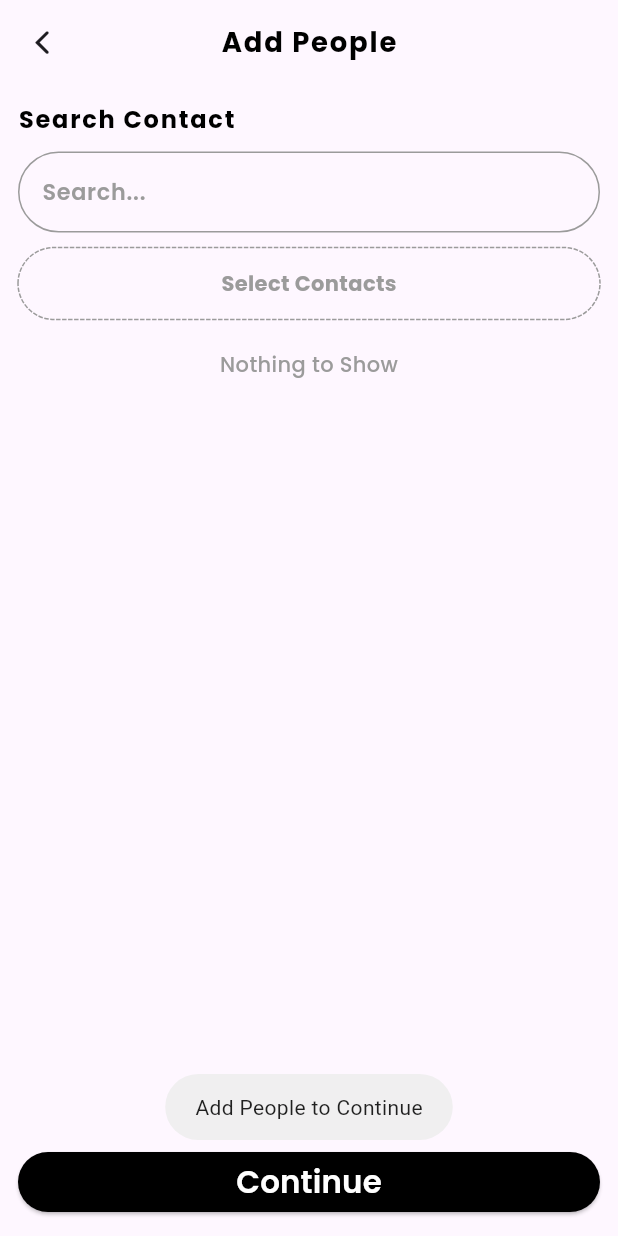
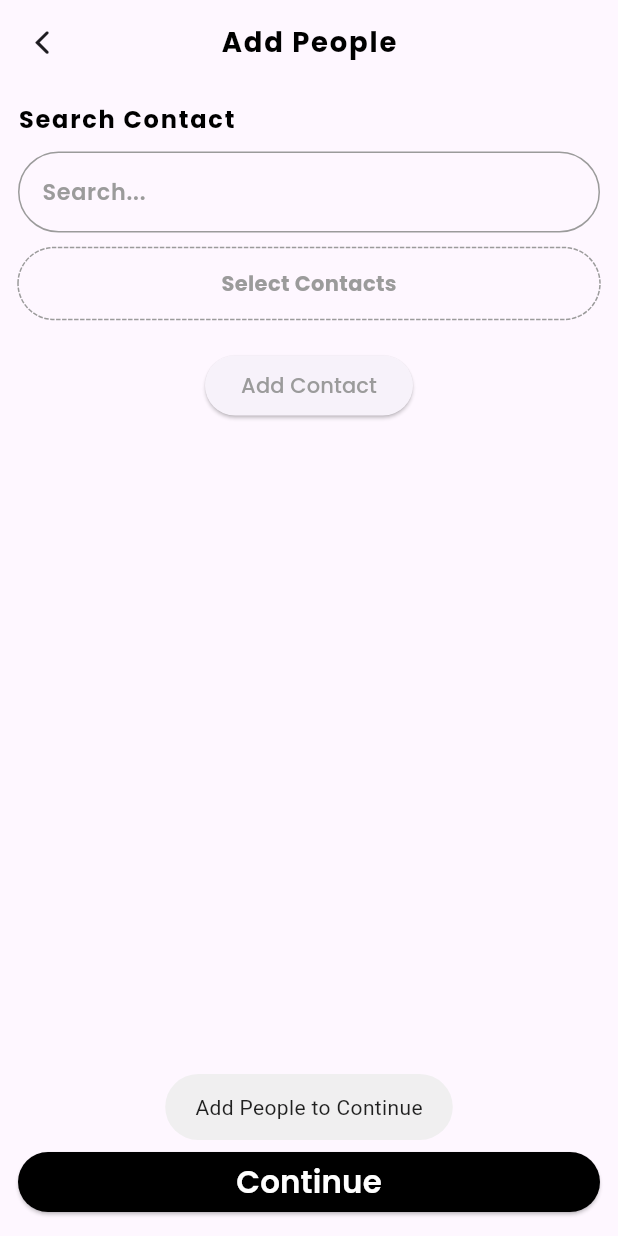
Before and after one commit to PrathamBhavsar/broke_squad, a Flutter app: the CreateBillScreen screen opened by its route, after a tap on "Continue", on a phone screen of 412 x 824 dp. Run offline on Flutter 3.47's test engine with Material 3 defaults, Android fonts, the phone set to English and light mode, and no system bars; drawn by our look-alikes of dotted_border; our stand-ins replace cached_network_image, cloud_firestore, firebase_auth, firebase_core, flutter_contacts, flutter_onboarding_slider and 10 more; accounts and stored records are empty; statements that could not run were skipped.

Commit message:
- transaction model migrated - add contacts added

```diff
--- a/lib/models/transaction.dart
+++ b/lib/models/transaction.dart
@@ -1,14 +1,15 @@
 import 'package:cloud_firestore/cloud_firestore.dart';
+import 'package:contri_buter/models/contacts.dart';
 
 class TransactionModel {
   final String id;
   final String title;
   final String category;
-  final Map<String, double> contributors;
+  final Map<String, dynamic> contributors;
   final DateTime dateTime;
   final double amount;
-  final Map<String, double> unpaidParticipants;
-  final String groupName;
+  final Map<String, dynamic> unpaidParticipants;
+
 
   TransactionModel({
     required this.id,
@@ -18,7 +19,6 @@ class TransactionModel {
     required this.dateTime,
     required this.amount,
     required this.unpaidParticipants,
-    required this.groupName,
   });
 
   // Factory method to create a Transaction from Firestore data
@@ -27,7 +27,6 @@ class TransactionModel {
     return TransactionModel(
       id: doc.id,
       title: data['title'] ?? 'Unknown Title',
-      groupName: data['groupName'] ?? 'Unknown Group',
       category: data['category'] ?? 'Unknown Category',
       contributors: (data['contributors'] as Map<String, dynamic>)
           .map((key, value) => MapEntry(key, (value as num).toDouble())),
@@ -39,6 +38,17 @@ class TransactionModel {
   }
   @override
   String toString() {
-    return 'TransactionModel(id: $id, category: $category, contributors: $contributors, dateTime: $dateTime, amount: $amount, unpaidParticipants: $unpaidParticipants, groupName: $groupName, title: $title)';
+    return 'TransactionModel(id: $id, category: $category, contributors: $contributors, dateTime: $dateTime, amount: $amount, unpaidParticipants: $unpaidParticipants, title: $title)';
+  }
+  static Map<String,dynamic> peopleFromList(List<MyContact> contacts,double amount) {
+    final Map<String,dynamic> res = {};
+    for(MyContact contact in contacts) {
+      res.addAll({
+        "id":contact.phNo,
+        "name":contact.name,
+        "amount":amount,
+      });
+    }
+    return res;
   }
 }
--- a/lib/providers/split_provider.dart
+++ b/lib/providers/split_provider.dart
@@ -1,9 +1,10 @@
 import 'package:contri_buter/models/contacts.dart';
+import 'package:contri_buter/models/transaction.dart';
 import 'package:contri_buter/utils.dart';
 import 'package:flutter/cupertino.dart';
 import 'package:flutter_contacts/flutter_contacts.dart';
 import 'package:fluttertoast/fluttertoast.dart';
-import 'package:contri_buter/models/transaction.dart' as tr;
+
 
 class SplitProvider extends ChangeNotifier {
   List<MyContact> allContacts = [];
@@ -18,7 +19,7 @@ class SplitProvider extends ChangeNotifier {
 
   SplitProvider._privateConstructor();
   static final SplitProvider instance = SplitProvider._privateConstructor();
-  getContact() async {
+  Future<void> getContact() async {
     List<MyContact> myContacts = [];
     bool check = await FlutterContacts.requestPermission();
 
@@ -88,9 +89,7 @@ class SplitProvider extends ChangeNotifier {
           : currentIndex++;
     } else if (currentIndex == 1) {
       setParams != null ? setParams() : null;
-      logEvent(
-          str:
-              'Saved $billName $billAmount $billCategory ${int.parse(billAmount) / selectedContacts.length}');
+      _save();
       Fluttertoast.showToast(msg: 'Transaction Created!');
       Navigator.pop(context);
     } else {
@@ -105,7 +104,8 @@ class SplitProvider extends ChangeNotifier {
   }
 
   _save() async {
-    tr.Transaction transaction = tr.Transaction(groupName: billName,amount: double.parse(billAmount),category: billCategory,contributors: selectedContacts,unpaidParticipants: selectedContacts,dateTime: DateTime.now());
+    TransactionModel transactionModel = TransactionModel(id: '-1',title: billName,amount: double.parse(billAmount),category: billCategory,contributors: TransactionModel.peopleFromList(selectedContacts, double.parse(billAmount)/(selectedContacts.length+1)),unpaidParticipants: TransactionModel.peopleFromList(selectedContacts, double.parse(billAmount)/(selectedContacts.length+1)),dateTime: DateTime.now());
+    logEvent(str: "${transactionModel.toString()}");
     // call firebase to save transaction
   }
   onDispose() {
--- a/lib/screens/create_bill_screen/create_bill_screen.dart
+++ b/lib/screens/create_bill_screen/create_bill_screen.dart
@@ -7,6 +7,7 @@ import 'package:contri_buter/screens/create_bill_screen/widgets/continue_button.
 import 'package:contri_buter/utils.dart';
 import 'package:flutter/cupertino.dart';
 import 'package:flutter/material.dart';
+import 'package:flutter_contacts/flutter_contacts.dart';
 import 'package:flutter_screenutil/flutter_screenutil.dart';
 import 'package:fluttertoast/fluttertoast.dart';
 import 'package:font_awesome_flutter/font_awesome_flutter.dart';
@@ -29,11 +30,14 @@ class _CreateBillScreenState extends State<CreateBillScreen> {
 
   @override
   void initState() {
-    _searchController.addListener(() {
+    _searchController.addListener(
+      () {
         SplitProvider.instance.filterContact(_searchController.text);
-    },);
+      },
+    );
     super.initState();
   }
+
   @override
   void didChangeDependencies() async {
     await Future.delayed(Duration(milliseconds: 200));
@@ -128,27 +132,38 @@ class _CreateBillScreenState extends State<CreateBillScreen> {
         spaceH10(),
         AvatarIndicator(context: context, selectedContacts: splitProvider.selectedContacts),
         spaceH20(),
-        Flexible(
+        splitProvider.displayContacts.isEmpty
+            ? ElevatedButton(
+                onPressed: () async => await FlutterContacts.openExternalInsert().whenComplete(() async => await splitProvider.getContact(),),
+                child: Text(
+                  'Add Contact',
+                  style: AppTextStyles.poppins
+                      .copyWith(color: AppColors.grey, fontWeight: FontWeight.w500),
+                ))
+            : Flexible(
                 child: SizedBox(
                   height: getHeight(context),
-            child: splitProvider.displayContacts.isEmpty ? Text('Nothing to Show',style: AppTextStyles.poppins.copyWith(color: AppColors.grey,fontWeight: FontWeight.w500),) : ListView.builder(
+                  child: ListView.builder(
                     itemBuilder: (context, index) {
                       return ListTile(
                         leading: ContactCircleAvatar(contact: splitProvider.displayContacts[index]),
                         title: Text(
                           splitProvider.displayContacts[index].name,
-                    style: AppTextStyles.kCreateBillAppBarTitleTextStyle.copyWith(fontSize: 13.sp),
+                          style: AppTextStyles.kCreateBillAppBarTitleTextStyle
+                              .copyWith(fontSize: 13.sp),
                         ),
                         subtitle: Text(splitProvider.displayContacts[index].phNo,
                             style: AppTextStyles.kCreateBillAppBarTitleTextStyle
                                 .copyWith(fontSize: 12.sp, fontWeight: FontWeight.w500)),
                         trailing: Checkbox(
                           value: splitProvider.selectedContacts.isNotEmpty
-                        ? splitProvider.selectedContacts.contains(splitProvider.displayContacts[index])
+                              ? splitProvider.selectedContacts
+                                  .contains(splitProvider.displayContacts[index])
                               : false,
                           onChanged: (value) => setState(() => value != null
                               ? (!value
-                            ? splitProvider.removeContact(splitProvider.displayContacts[index])
+                                  ? splitProvider
+                                      .removeContact(splitProvider.displayContacts[index])
                                   : splitProvider.addContact(splitProvider.displayContacts[index]))
                               : null),
                           shape: CircleBorder(),
--- a/lib/screens/home_screen/widgets/filter_widget.dart
+++ b/lib/screens/home_screen/widgets/filter_widget.dart
@@ -25,7 +25,7 @@ class _TransactionFilterWidgetState extends State<TransactionFilterWidget> {
     print('Transactions: ${widget.transactions}');
 
     final Set<String> groupNames =
-        widget.transactions.map((transaction) => transaction.groupName).toSet();
+        widget.transactions.map((transaction) => transaction.title).toSet();
     print('Group Names: $groupNames');
 
     return Column(
@@ -93,7 +93,7 @@ class _TransactionFilterWidgetState extends State<TransactionFilterWidget> {
             itemBuilder: (context, index) {
               final transaction = widget.transactions[index];
               if (widget.selectedGroup == 'All' ||
-                  transaction.groupName == widget.selectedGroup) {
+                  transaction.title == widget.selectedGroup) {
                 return Column(
                   children: [
                     Container(
--- a/lib/screens/home_screen/widgets/info_widget.dart
+++ b/lib/screens/home_screen/widgets/info_widget.dart
@@ -34,7 +34,7 @@ class InfoWidget extends StatelessWidget {
     // Calculate total amount per category
     Map<String, double> categoryTotals = {};
     for (var transaction in transactions) {
-      if (selectedGroup == 'All' || transaction.groupName == selectedGroup) {
+      if (selectedGroup == 'All' || transaction.title == selectedGroup) {
         categoryTotals.update(
           transaction.category,
           (existingValue) => existingValue + transaction.amount,
```
Lines whose indentation alone changed are shown as unchanged.
